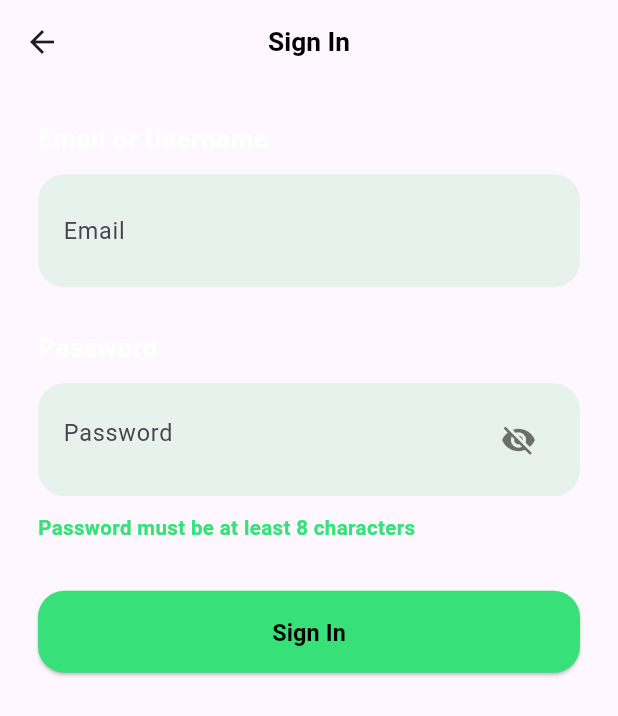
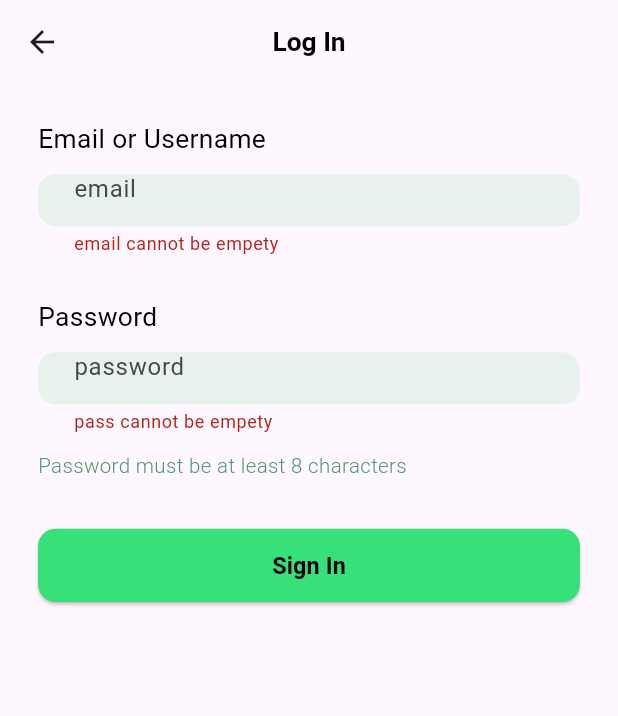
Before and after one commit to eslam-9/almanhal_sound_app, a Flutter app: the Login screen opened by its route, after a tap on "Sign In", on a phone screen of 412 x 824 dp. Shown: the top 716 px of the screen. Run offline on Flutter 3.47's test engine with Material 3 defaults, Android fonts, the light colour scheme and no system bars; our stand-ins replace flutter_screenutil.

Commit message:
add valid email use case

```diff
--- a/lib/app/almanhal.dart
+++ b/lib/app/almanhal.dart
@@ -18,7 +18,6 @@ class Almanhal extends StatelessWidget {
           debugShowCheckedModeBanner: false,
           title: 'Almanhal',
           theme: ThemeData(primaryColor: ColorManager.primaryColor),
-          home: Auht(),
           onGenerateRoute: AppRoute.generateRoute,
           initialRoute: Auht.routeName,
         );
--- a/lib/core/rotuing/route.dart
+++ b/lib/core/rotuing/route.dart
@@ -10,7 +10,7 @@ class AppRoute {
       case Login.routeName:
         return MaterialPageRoute(builder: (context) => const Login());
       default:
-      return MaterialPageRoute(builder: (context)=>const Placeholder());
+        return MaterialPageRoute(builder: (context) => const Placeholder());
     }
   }
 }
--- a/lib/core/theme/font_manager.dart
+++ b/lib/core/theme/font_manager.dart
@@ -5,6 +5,11 @@ class FontManager {
   static TextStyle get homeTitle => TextStyle(
     fontSize: 32.sp,
     fontWeight: FontWeight.bold,
+    color: Colors.black,
+  );
+  static TextStyle get black18w400 => TextStyle(
+    fontSize: 18.sp,
+    fontWeight: FontWeight.w400,
     color: Colors.black,
   );
 
@@ -19,4 +24,9 @@ class FontManager {
     fontWeight: FontWeight.bold,
     color: Colors.black,
   );
+  static TextStyle get descreption => TextStyle(
+    fontSize: 14.sp,
+    fontWeight: FontWeight.w300,
+    color: Color(0xFF52946B),
+  );
 }
--- /dev/null
+++ b/lib/features/auth/domain/entities/user.dart
@@ -0,0 +1,6 @@
+class UserEntitie {
+  final String email;
+  final String name;
+
+  UserEntitie({required this.email, required this.name});
+}
--- /dev/null
+++ b/lib/features/auth/domain/repo/auth_repo.dart
@@ -0,0 +1,11 @@
+import 'package:almanhal/features/auth/domain/entities/user.dart';
+
+abstract class AuthRepo {
+  bool emailIsExaist({required String email});
+  Future<UserEntitie> register({
+    required String email,
+    required String name,
+    required String password,
+  });
+  Future<UserEntitie> login({required String email, required String password});
+}
--- /dev/null
+++ b/lib/features/auth/domain/use case/vlaid_email_use_case.dart
@@ -0,0 +1,25 @@
+class VlaidEmailUseCase {
+  VlaidEmailUseCase();
+
+  ValidEmailResponse call(String email) {
+    if (isValidEmail(email)) {
+      return ValidEmailResponse(isvalid: true);
+    } else {
+      return ValidEmailResponse(isvalid: false, error: "Invalid Email");
+    }
+  }
+
+  bool isValidEmail(String email) {
+    final regExp = RegExp(
+      r'^(([^<>()[\]\\.,;:\s@\"]+(\.[^<>()[\]\\.,;:\s@\"]+)*)|(\".+\"))@((\[[0-9]{1,3}\.[0-9]{1,3}\.[0-9]{1,3}\.[0-9]{1,3}\])|(([a-zA-Z\-0-9]+\.)+[a-zA-Z]{2,}))$',
+    );
+    return regExp.hasMatch(email);
+  }
+}
+
+class ValidEmailResponse {
+  final bool isvalid;
+  final String? error;
+
+  ValidEmailResponse({required this.isvalid, this.error});
+}
--- a/lib/features/auth/presentation/screens/auht.dart
+++ b/lib/features/auth/presentation/screens/auht.dart
@@ -13,6 +13,7 @@ class Auht extends StatelessWidget {
         appBar: AppBar(
           title: Text('Almanhal', style: FontManager.homeTitle),
           centerTitle: true,
+          automaticallyImplyLeading: false,
         ),
         body: AuthBody(),
       ),
--- a/lib/features/auth/presentation/screens/login.dart
+++ b/lib/features/auth/presentation/screens/login.dart
@@ -1,5 +1,8 @@
 import 'package:almanhal/core/theme/color_manager.dart';
 import 'package:almanhal/core/theme/font_manager.dart';
+import 'package:almanhal/features/auth/domain/use%20case/vlaid_email_use_case.dart';
+import 'package:almanhal/features/auth/presentation/widgets/custom_button.dart';
+import 'package:almanhal/features/auth/presentation/widgets/custom_form_field.dart';
 import 'package:flutter/material.dart';
 import 'package:flutter_screenutil/flutter_screenutil.dart';
 
@@ -12,15 +15,14 @@ class Login extends StatefulWidget {
 }
 
 class _LoginState extends State<Login> {
-  final TextEditingController _emailOrUsernameController =
-      TextEditingController();
-  final TextEditingController _passwordController = TextEditingController();
-  bool _obscurePassword = true;
+  final TextEditingController _email = TextEditingController();
+  final TextEditingController _password = TextEditingController();
+  final _formKey = GlobalKey<FormState>();
 
   @override
   void dispose() {
-    _emailOrUsernameController.dispose();
-    _passwordController.dispose();
+    _email.dispose();
+    _password.dispose();
     super.dispose();
   }
 
@@ -29,116 +31,67 @@ class _LoginState extends State<Login> {
     return Scaffold(
       appBar: AppBar(
         centerTitle: true,
-        title: Text('Sign In', style: FontManager.title),
+        title: Text('Log In', style: FontManager.title),
       ),
       body: SafeArea(
         child: SingleChildScrollView(
           padding: EdgeInsets.symmetric(horizontal: 24.w, vertical: 24.h),
+          child: Form(
+            key: _formKey,
             child: Column(
               crossAxisAlignment: CrossAxisAlignment.start,
               children: [
-              Text(
-                'Email or Username',
-                style: TextStyle(
-                  color: Colors.white,
-                  fontSize: 18.sp,
-                  fontWeight: FontWeight.w600,
-                ),
-              ),
+                Text('Email or Username', style: FontManager.black18w400),
                 SizedBox(height: 12.h),
-              _FormFieldContainer(
-                child: TextField(
-                  controller: _emailOrUsernameController,
-                  keyboardType: TextInputType.emailAddress,
-                  decoration: const InputDecoration(
-                    hintText: 'Email',
-                    border: InputBorder.none,
-                  ),
-                  style: TextStyle(fontSize: 16.sp),
-                ),
+                CustomFormField(
+                  validator: (value) {
+                    final validEmail = VlaidEmailUseCase().call(
+                      value.toString(),
+                    );
+
+                    if (value == null || value.isEmpty) {
+                      return "email cannot be empety ";
+                    } else if (!validEmail.isvalid) {
+                      return "it's not valid email";
+                    }
+                    return null;
+                  },
+                  hintText: "email",
+                  obscureText: false,
+                  controller: _email,
                 ),
                 SizedBox(height: 28.h),
-              Text(
-                'Password',
-                style: TextStyle(
-                  color: Colors.white,
-                  fontSize: 18.sp,
-                  fontWeight: FontWeight.w600,
-                ),
-              ),
+                Text('Password', style: FontManager.black18w400),
                 SizedBox(height: 12.h),
-              _FormFieldContainer(
-                child: TextField(
-                  controller: _passwordController,
-                  obscureText: _obscurePassword,
-                  decoration: InputDecoration(
-                    hintText: 'Password',
-                    border: InputBorder.none,
-                    suffixIcon: IconButton(
-                      icon: Icon(
-                        _obscurePassword
-                            ? Icons.visibility_off
-                            : Icons.visibility,
-                        color: Colors.black54,
-                      ),
-                      onPressed: () {
-                        setState(() => _obscurePassword = !_obscurePassword);
+                CustomFormField(
+                  validator: (value) {
+                    if (value == null || value.isEmpty) {
+                      return "pass cannot be empety ";
+                    } else {
+                      return null;
+                    }
                   },
-                    ),
-                  ),
-                  style: TextStyle(fontSize: 16.sp),
-                ),
+                  hintText: 'password',
+                  obscureText: true,
+                  controller: _password,
                 ),
                 SizedBox(height: 12.h),
                 Text(
                   'Password must be at least 8 characters',
-                style: TextStyle(
-                  color: ColorManager.primaryColor,
-                  fontSize: 14.sp,
-                  fontWeight: FontWeight.w600,
-                ),
+                  style: FontManager.descreption,
                 ),
                 SizedBox(height: 32.h),
-              SizedBox(
-                width: double.infinity,
-                height: 56.h,
-                child: ElevatedButton(
-                  style: ButtonStyle(
-                    backgroundColor: WidgetStatePropertyAll(
-                      ColorManager.primaryColor,
-                    ),
-                    shape: WidgetStatePropertyAll(
-                      RoundedRectangleBorder(
-                        borderRadius: BorderRadius.circular(18.r),
-                      ),
-                    ),
-                  ),
-                  onPressed: () {},
-                  child: Text('Sign In', style: FontManager.button),
-                ),
+                CustomButton(
+                  onpressed: () {
+                    if (_formKey.currentState!.validate()) {}
+                  },
+                  text: 'Sign In',
                 ),
               ],
+            ),
           ),
         ),
       ),
     );
   }
 }
-
-class _FormFieldContainer extends StatelessWidget {
-  final Widget child;
-  const _FormFieldContainer({required this.child});
-
-  @override
-  Widget build(BuildContext context) {
-    return Container(
-      width: double.infinity,
-      padding: EdgeInsets.symmetric(horizontal: 16.w, vertical: 14.h),
-      decoration: BoxDecoration(
-        color: ColorManager.formColor,
-        borderRadius: BorderRadius.circular(18.r),
-      ),
-      child: child,
-    );
-  }
-}
--- a/lib/features/auth/presentation/widgets/auth_body.dart
+++ b/lib/features/auth/presentation/widgets/auth_body.dart
@@ -1,5 +1,3 @@
-import 'package:almanhal/core/theme/color_manager.dart';
-import 'package:almanhal/core/theme/font_manager.dart';
 import 'package:almanhal/features/auth/presentation/screens/login.dart';
 import 'package:almanhal/features/auth/presentation/widgets/custom_button.dart';
 import 'package:flutter/material.dart';
@@ -26,7 +24,12 @@ class AuthBody extends StatelessWidget {
 
             SizedBox(height: 65.h),
 
-            CustomButton(onpressed: () {}, text: 'sign up'),
+            CustomButton(
+              onpressed: () {
+                print('sign up');
+              },
+              text: 'sign up',
+            ),
           ],
         ),
       ),
--- a/lib/features/auth/presentation/widgets/custom_button.dart
+++ b/lib/features/auth/presentation/widgets/custom_button.dart
@@ -18,7 +18,7 @@ class CustomButton extends StatelessWidget {
           RoundedRectangleBorder(borderRadius: BorderRadius.circular(12.r)),
         ),
       ),
-      onPressed: () {},
+      onPressed: onpressed,
       child: Text(text, style: FontManager.button),
     );
   }
--- /dev/null
+++ b/lib/features/auth/presentation/widgets/custom_form_field.dart
@@ -0,0 +1,40 @@
+import 'package:almanhal/core/theme/color_manager.dart';
+import 'package:flutter/material.dart';
+import 'package:flutter_screenutil/flutter_screenutil.dart';
+
+class CustomFormField extends StatelessWidget {
+  final FormFieldValidator<String> validator;
+  final String hintText;
+  final bool obscureText;
+  final TextEditingController controller;
+  const CustomFormField({
+    super.key,
+    required this.hintText,
+    required this.obscureText,
+    required this.controller,
+    required this.validator,
+  });
+
+  @override
+  Widget build(BuildContext context) {
+    return SizedBox(
+      height: 56.h,
+      child: TextFormField(
+        validator: validator,
+        controller: controller,
+        obscureText: obscureText,
+        decoration: InputDecoration(
+          border: OutlineInputBorder(
+            borderRadius: BorderRadius.circular(12.r),
+            borderSide: BorderSide.none,
+          ),
+
+          hintText: hintText,
+          filled: true,
+          fillColor: ColorManager.formColor,
+          contentPadding: EdgeInsets.all(20),
+        ),
+      ),
+    );
+  }
+}
```
Lines whose indentation alone changed are shown as unchanged.
